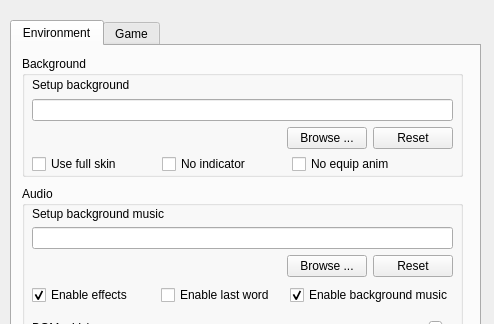
Old version of the form src/dialog/configdialog.ui in the repository Mogara/QSanguosha; both pictures show x 0 to 494 and y 0 to 324 of the 494 by 534 pixel window.
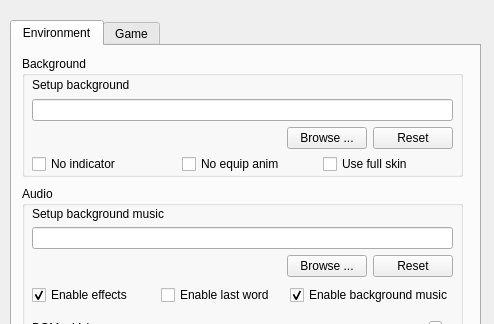
New version of the form.

What changed in the file:
```diff
--- a/src/dialog/configdialog.ui
+++ b/src/dialog/configdialog.ui
@@ -299,7 +299,7 @@
      <widget class="QCheckBox" name="noIndicatorCheckBox">
       <property name="geometry">
        <rect>
-        <x>140</x>
+        <x>10</x>
         <y>100</y>
         <width>95</width>
         <height>16</height>
@@ -312,7 +312,7 @@
      <widget class="QCheckBox" name="noEquipAnimCheckBox">
       <property name="geometry">
        <rect>
-        <x>270</x>
+        <x>160</x>
         <y>100</y>
         <width>111</width>
         <height>16</height>
@@ -325,7 +325,7 @@
      <widget class="QCheckBox" name="fullSkinCheckBox">
       <property name="geometry">
        <rect>
-        <x>10</x>
+        <x>301</x>
         <y>100</y>
         <width>111</width>
         <height>16</height>
```
